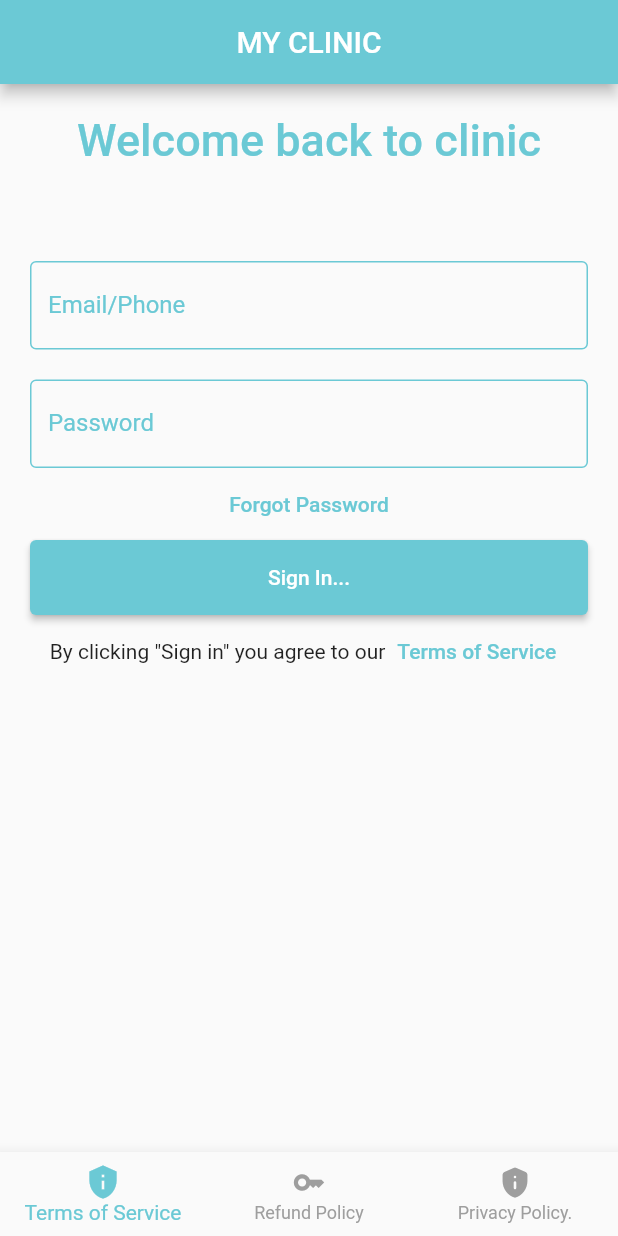
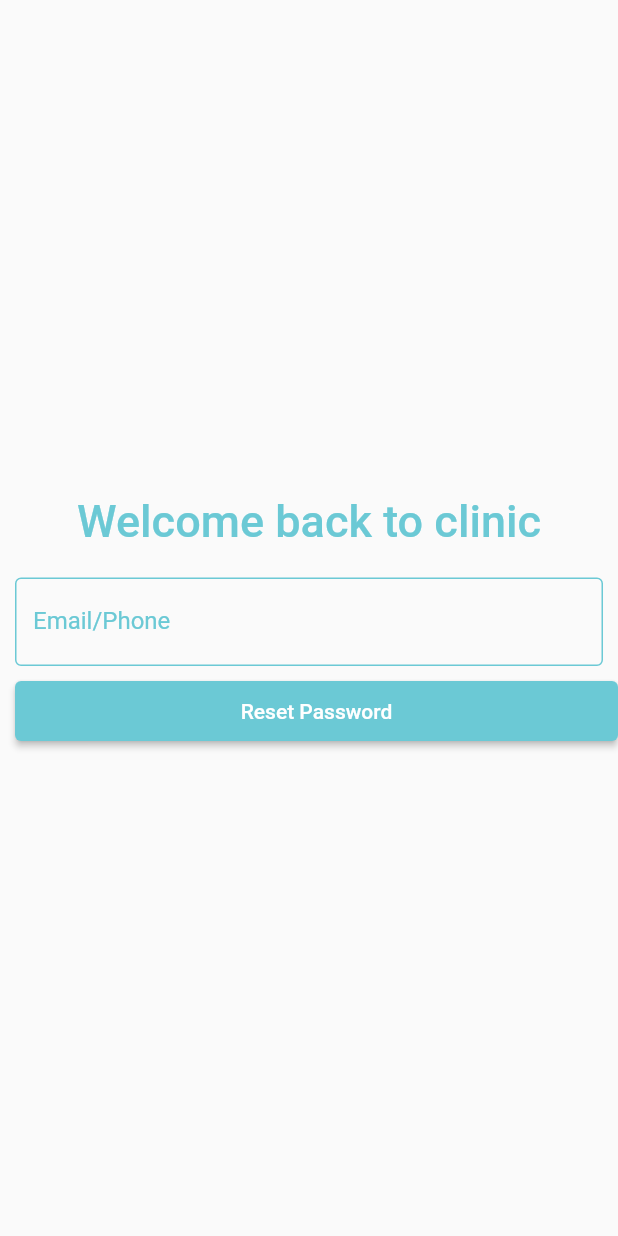
Before and after one commit to hossamabdulmagid/clinic-app, a Flutter app: the screen it shows after launch, after a tap on "Forgot Password", on a phone screen of 412 x 824 dp. Run offline on Flutter 3.47's test engine with Material 2 defaults, Android fonts, the phone set to English and light mode, and no system bars; our stand-ins replace dio.

Commit message:
updated forget Password Wedget

```diff
--- a/lib/main.dart
+++ b/lib/main.dart
@@ -1,6 +1,6 @@
 import 'package:flutter/material.dart';
-import 'package:my_clinic/login_page.dart';
-import 'package:my_clinic/home_page.dart';
+import 'package:my_clinic/pages/login_page.dart';
+import 'package:my_clinic/pages/home_page.dart';
 
 void main() => runApp(const MyApp());
 
--- /dev/null
+++ b/lib/pages/forgetpassord_page.dart
@@ -0,0 +1,125 @@
+// ignore: unnecessary_import
+// ignore_for_file: deprecated_member_use
+
+import 'dart:convert';
+import 'dart:io';
+// ignore: avoid_web_libraries_in_flutter
+
+import 'package:flutter/material.dart';
+import 'package:http/http.dart' as http;
+
+import 'package:dio/dio.dart';
+import 'package:my_clinic/pages/home_page.dart';
+
+class ForgetPage extends StatefulWidget {
+  @override
+  // ignore: library_private_types_in_public_api
+  _ForgetPageState createState() => _ForgetPageState();
+}
+
+class _ForgetPageState extends State<ForgetPage> {
+  TextEditingController emailController = TextEditingController();
+
+  String buttonName = 'ResetPassword';
+
+  bool isLoading = false;
+
+  var url = Uri.encodeFull('https://base.maado.me/api/v1/auth/login');
+
+  Map<String, String> headers = {
+    'Content-Type': 'application/json',
+  };
+  final TextEditingController email = new TextEditingController();
+
+  @override
+  Widget build(BuildContext context) {
+    return Scaffold(
+      body: Column(
+        mainAxisAlignment: MainAxisAlignment.center,
+        children: <Widget>[
+          Container(
+              alignment: Alignment.center,
+              padding: const EdgeInsets.all(10),
+              child: const Text(
+                'Welcome back to clinic',
+                style: TextStyle(
+                    color: Color.fromRGBO(107, 201, 213, 1),
+                    fontWeight: FontWeight.w500,
+                    fontSize: 30),
+              )),
+          Container(
+            padding: const EdgeInsets.all(10),
+            child: TextField(
+              controller: email,
+              decoration: const InputDecoration(
+                enabledBorder: OutlineInputBorder(
+                  borderSide:
+                      BorderSide(color: Color.fromRGBO(107, 201, 213, 1)),
+                ),
+                focusedBorder: UnderlineInputBorder(
+                  borderSide:
+                      BorderSide(color: Color.fromRGBO(107, 201, 213, 1)),
+                ),
+                labelText: 'Email/Phone',
+                labelStyle: TextStyle(
+                  color: Color.fromRGBO(107, 201, 213, 1),
+                ),
+              ),
+            ),
+          ),
+          Container(
+              height: 50,
+              padding: const EdgeInsets.fromLTRB(10, 0, 0, 10),
+              child: ElevatedButton(
+                style: ElevatedButton.styleFrom(
+                  primary: const Color.fromRGBO(107, 201, 213, 1),
+                  minimumSize: const Size.fromHeight(40),
+                ),
+                onPressed: () {
+                  Navigator.pop(context,
+                      MaterialPageRoute(builder: (context) => HomePage()));
+                },
+                child: const Text("Reset Password"),
+              )),
+        ],
+      ),
+    );
+  }
+
+  // Future<void> ForgetPassword(String email) async {
+  //   final body = jsonEncode({
+  //     "login": nameController.text,
+  //     "password": passwordController.text,
+  //     "type": "client",
+  //     "clinicId": "6270321a0584c700120df0ae",
+  //   });
+
+  //   if (nameController.text.isNotEmpty || passwordController.text.isNotEmpty) {
+  //     final response = await http.post(
+  //       Uri.parse('https://base.maado.me/api/v1/auth/login'),
+  //       headers: <String, String>{
+  //         'Content-Type': 'application/json; charset=UTF-8',
+  //       },
+  //       body: jsonEncode(<String, String>{
+  //         "login": login,
+  //         "password": password,
+  //         "type": "client",
+  //         "clinicId": "6270321a0584c700120df0ae",
+  //       }),
+  //     );
+
+  //     if (response.statusCode == 200) {
+  //       // ignore: use_build_context_synchronously
+  //       Navigator.push(
+  //           context, MaterialPageRoute(builder: (context) => HomePage()));
+  //     } else {
+  //       // ignore: use_build_context_synchronously
+  //       ScaffoldMessenger.of(context).showSnackBar(
+  //           const SnackBar(content: Text('Invalid Credenialse...')));
+  //     }
+  //   } else {
+  //     ScaffoldMessenger.of(context).showSnackBar(const SnackBar(
+  //         content: Text('Empty Field Not Allowed Pleace Get In Touch...')));
+  //   }
+  // }
+}
--- a/lib/home_page.dart
+++ b/lib/pages/home_page.dart
@@ -1,8 +1,9 @@
 import 'package:flutter/material.dart';
-import 'package:my_clinic/login_page.dart';
+import 'package:my_clinic/pages/login_page.dart';
 
 class HomePage extends StatefulWidget {
   @override
+  // ignore: library_private_types_in_public_api
   _HomePageState createState() => _HomePageState();
 }
 
--- a/lib/login_page.dart
+++ b/lib/pages/login_page.dart
@@ -1,13 +1,13 @@
 // ignore: unnecessary_import
 import 'dart:convert';
-import 'dart:io';
+
 // ignore: avoid_web_libraries_in_flutter
 
 import 'package:flutter/material.dart';
-import 'package:my_clinic/home_page.dart';
+import 'package:my_clinic/pages/home_page.dart';
 import 'package:http/http.dart' as http;
 
-import 'package:dio/dio.dart';
+import 'package:my_clinic/pages/forgetpassord_page.dart';
 
 class LoginPage extends StatefulWidget {
   @override
@@ -97,6 +97,10 @@ class _LoginPageState extends State<LoginPage> {
             TextButton(
               onPressed: () {
                 //forgot password screen
+                Navigator.of(context)
+                    .push(MaterialPageRoute(builder: (BuildContext context) {
+                  return ForgetPage();
+                }));
               },
               child: const Text('Forgot Password',
                   style: TextStyle(color: Color.fromRGBO(107, 201, 213, 1))),
```
